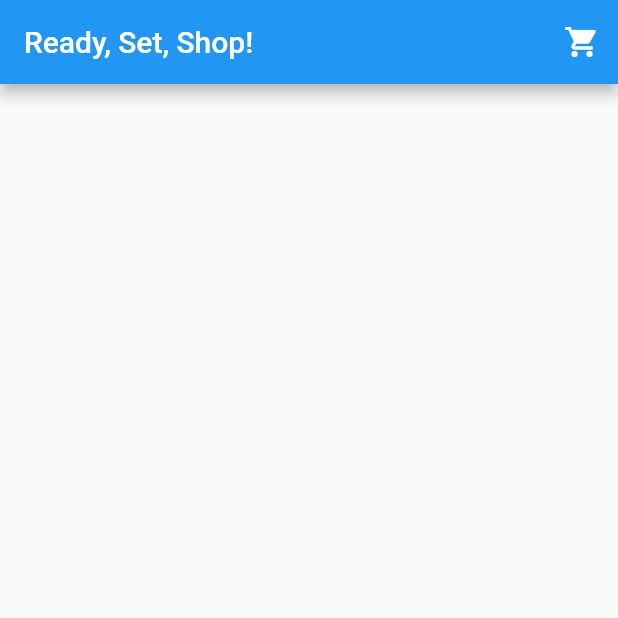
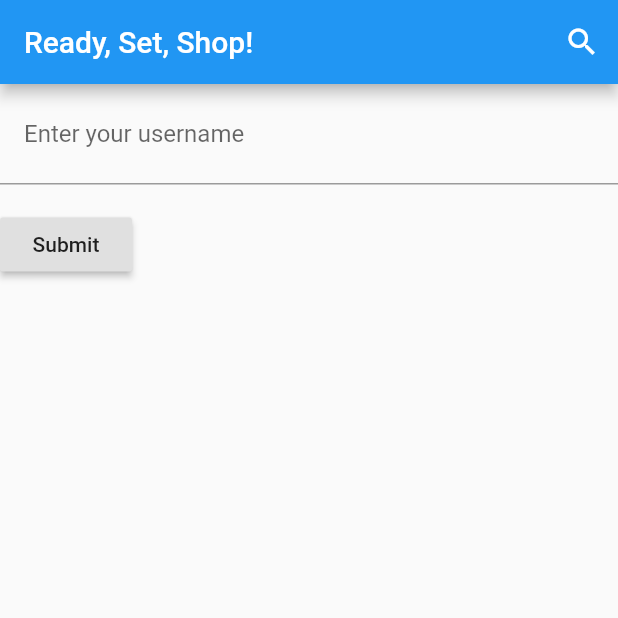
Before and after one commit to dreamer22001/flutter-hackathon-2019, a Flutter app: the screen it shows after launch, on a phone screen of 412 x 824 dp, the top half of it. Run offline on Flutter 3.47's test engine with Material 2 defaults, Android fonts, the phone set to English and light mode, and no system bars.

Commit message:
add search component

```diff
--- a/lib/main.dart
+++ b/lib/main.dart
@@ -3,6 +3,7 @@
 // This sample shows adding an action to an [AppBar] that opens a shopping cart.
 
 import 'package:flutter/material.dart';
+import 'search.dart';
 
 void main() => runApp(MyApp());
 
@@ -30,7 +31,7 @@ class MyStatelessWidget extends StatelessWidget {
         title: Text('Ready, Set, Shop!'),
         actions: <Widget>[
           IconButton(
-            icon: Icon(Icons.shopping_cart),
+            icon: Icon(Icons.search),
             tooltip: 'Open shopping cart',
             onPressed: () {
               // Implement navigation to shopping cart page here...
@@ -38,7 +39,46 @@ class MyStatelessWidget extends StatelessWidget {
             },
           ),
         ],
+        // child: TextField(
+        //   decoration: InputDecoration(
+        //     border: InputBorder.none,
+        //     hintText: 'Please enter a search term'
+        //   ),
+        // ),
       ),
+      body: Search(),
     );
   }
 }
+
+
+// // Define a Custom Form Widget
+// class MyCustomForm extends StatefulWidget {
+//   @override
+//   MyCustomFormState createState() {
+//     return MyCustomFormState();
+//   }
+// }
+
+// // Define a corresponding State class. This class will hold the data related to
+// // the form.
+// class MyCustomFormState extends State<MyCustomForm> {
+//   // Create a global key that will uniquely identify the Form widget and allow
+//   // us to validate the form
+//   //
+//   // Note: This is a `GlobalKey<FormState>`, not a GlobalKey<MyCustomFormState>!
+//   final _formKey = GlobalKey<FormState>();
+
+//   @override
+//   Widget build(BuildContext context) {
+//     // Build a Form widget using the _formKey we created above
+//     return Form(
+//       key: _formKey,
+//       child: TextFormField(
+//         decoration: InputDecoration(
+//           labelText: 'Enter your username'
+//         ),
+//       ),
+//     );
+//   }
+// }
--- /dev/null
+++ b/lib/search.dart
@@ -0,0 +1,62 @@
+import 'package:flutter/material.dart';
+
+// Define a Custom Form Widget
+class Search extends StatefulWidget {
+  @override
+  MyCustomFormState createState() {
+    return MyCustomFormState();
+  }
+}
+
+// Define a corresponding State class. This class will hold the data related to
+// the form.
+class MyCustomFormState extends State<Search> {
+  // Create a global key that will uniquely identify the Form widget and allow
+  // us to validate the form
+  //
+  // Note: This is a `GlobalKey<FormState>`, not a GlobalKey<MyCustomFormState>!
+  final _formKey = GlobalKey<FormState>();
+  final _searchResult = TextEditingController();
+
+  @override
+  Widget build(BuildContext context) {
+    // Build a Form widget using the _formKey we created above
+    return Form(
+      key: _formKey,
+      child: Column(
+        crossAxisAlignment: CrossAxisAlignment.start,
+        children: <Widget>[
+          TextFormField(
+            decoration: InputDecoration(
+              labelText: 'Enter your username',
+              contentPadding: const EdgeInsets.all(16.0),
+            ),
+            controller: _searchResult,
+          ),
+          Padding(
+            padding: const EdgeInsets.symmetric(vertical: 16.0),
+            child: RaisedButton(
+              onPressed: () {
+                // Validate will return true if the form is valid, or false if
+                // the form is invalid.
+                if (_formKey.currentState.validate()) {
+                  // If the form is valid, we want to show a Snackbar
+                  Scaffold.of(context)
+                      .showSnackBar(SnackBar(content: Text('Processing Data')));
+                  _performLogin();
+                }
+              },
+              child: Text('Submit'),
+            ),
+          ),
+        ],
+      )
+    );
+  }
+
+  void _performLogin() {
+    String text = _searchResult.text;
+
+    print('login attempt: $text');
+  }
+}
```
